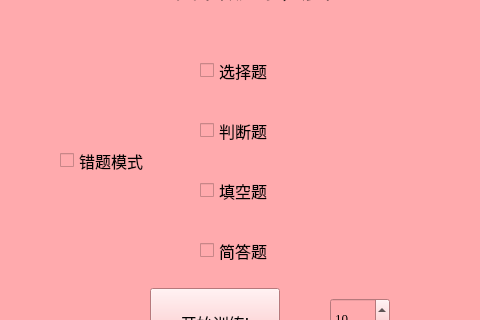
This is callUI/UISRC/WorkingWindow.ui in Stan-lei/PyEasier as Qt 5 draws it before an edit; both pictures show x 0 to 480 and y 95 to 415 of the 850 by 525 pixel window. The edited form follows.
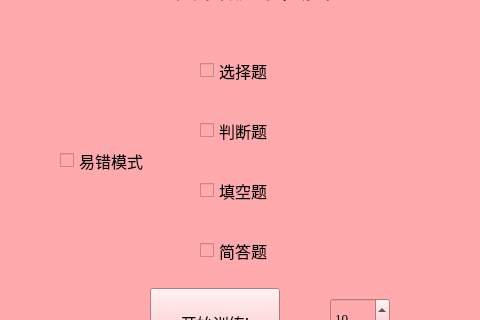
This is the edited form.

```diff
--- a/callUI/UISRC/WorkingWindow.ui
+++ b/callUI/UISRC/WorkingWindow.ui
@@ -253,7 +253,7 @@
      </font>
     </property>
     <property name="text">
-     <string>错题模式</string>
+     <string>易错模式</string>
     </property>
     <property name="iconSize">
      <size>
```
